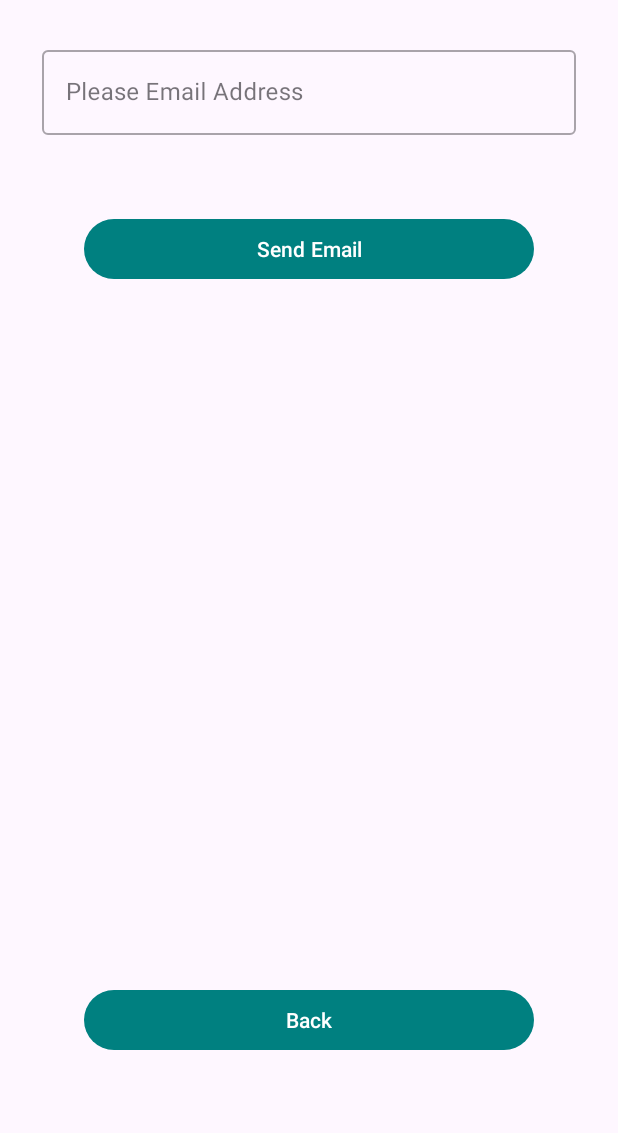
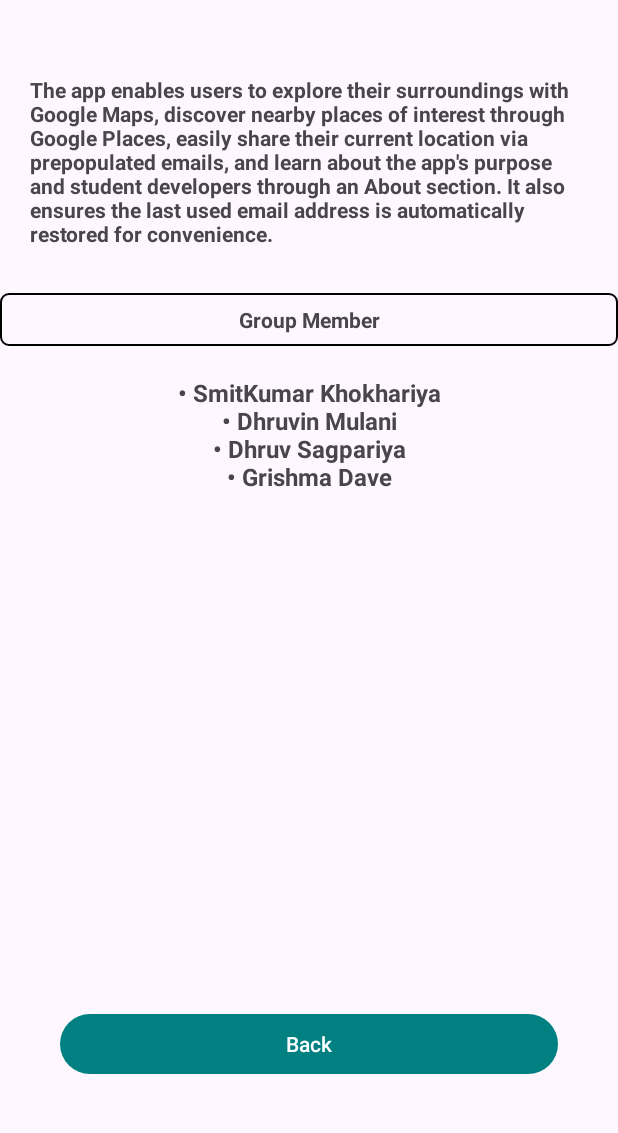
Before and after one commit to smit-sk/android_google_maps, an Android app: the screen it shows after launch (MainActivity), in the options menu, after a tap on "About", on a phone screen of 412 x 824 dp, the part 96-1229 px from its top. Run offline under Robolectric (Android 15) with nearby library versions, the phone set to English and light mode, and no system bars.

Commit message:
about us

```diff
--- /dev/null
+++ b/app/src/main/java/com/example/workingwithgooglemaps/AboutFragment.kt
@@ -0,0 +1,55 @@
+package com.example.workingwithgooglemaps
+
+import android.os.Bundle
+import android.text.Html
+import androidx.fragment.app.Fragment
+import android.view.LayoutInflater
+import android.view.View
+import android.view.ViewGroup
+import android.widget.Button
+import android.widget.EditText
+import android.widget.TextView
+import org.w3c.dom.Text
+
+// TODO: Rename parameter arguments, choose names that match
+// the fragment initialization parameters, e.g. ARG_ITEM_NUMBER
+private const val ARG_PARAM1 = "param1"
+private const val ARG_PARAM2 = "param2"
+
+
+class AboutFragment : Fragment() {
+
+    override fun onCreateView(
+        inflater: LayoutInflater,
+        container: ViewGroup?,
+        savedInstanceState: Bundle?
+    ): View? {
+        return inflater.inflate(R.layout.fragment_about, container, false)
+    }
+
+    override fun onViewCreated(view: View, savedInstanceState: Bundle?) {
+        super.onViewCreated(view, savedInstanceState)
+        val names = listOf(
+            "SmitKumar Khokhariya",
+            "Dhruvin Mulani",
+            "Dhruv Sagpariya",
+            "Grishma Dave"
+        )
+
+        val formattedList = buildString {
+            names.forEach {
+                append("&#8226; ") // Unicode for bullet point
+                append(it)
+                append("<br/>") // New line after each name
+            }
+        }
+
+        val nameListTextView: TextView =  view.findViewById<TextView>(R.id.nameListTextView)
+        nameListTextView.text = Html.fromHtml(formattedList, Html.FROM_HTML_MODE_LEGACY)
+
+        view.findViewById<Button>(R.id.backButton).setOnClickListener {
+            requireActivity().supportFragmentManager.popBackStack()
+
+        }
+    }
+}
--- a/app/src/main/java/com/example/workingwithgooglemaps/MainActivity.kt
+++ b/app/src/main/java/com/example/workingwithgooglemaps/MainActivity.kt
@@ -51,7 +51,7 @@ class MainActivity : AppCompatActivity()  {
                  true
             }
             R.id.menu_item4 -> {
-                //replaceFragment(AboutFragment())
+                replaceFragment(AboutFragment())
                  true
             }
             else ->  false
--- /dev/null
+++ b/app/src/main/res/layout/fragment_about.xml
@@ -0,0 +1,84 @@
+<?xml version="1.0" encoding="utf-8"?>
+<LinearLayout xmlns:android="http://schemas.android.com/apk/res/android"
+    xmlns:tools="http://schemas.android.com/tools"
+    android:layout_width="match_parent"
+    android:layout_height="match_parent"
+    tools:context=".AboutFragment"
+    android:orientation="vertical"
+   android:layout_marginTop="50dp"
+
+    >
+
+<LinearLayout
+    android:layout_width="wrap_content"
+    android:layout_height="wrap_content"
+    android:gravity="center"
+    android:layout_marginHorizontal="20dp"
+    android:orientation="vertical">
+
+    <TextView
+        android:layout_width="match_parent"
+        android:layout_height="wrap_content"
+        android:text="@string/app_desc"
+        android:textStyle="bold"
+        android:layout_gravity="center"
+        />
+</LinearLayout>
+
+    <LinearLayout
+        android:layout_width="match_parent"
+        android:layout_height="wrap_content"
+        android:gravity="center"
+        android:layout_marginTop="30dp"
+        android:layout_marginBottom="20dp"
+
+        android:background="@drawable/border_background"
+        android:orientation="vertical">
+
+    <TextView
+        android:layout_width="match_parent"
+        android:layout_height="wrap_content"
+        android:layout_margin="8dp"
+        android:text="Group Member"
+        android:textStyle="bold"
+        android:layout_gravity="center"
+        android:gravity="center"
+        />
+    </LinearLayout>
+
+
+    <TextView
+        android:id="@+id/nameListTextView"
+        android:layout_width="match_parent"
+        android:layout_height="wrap_content"
+        android:textSize="16sp"
+        android:textStyle="bold"
+        android:layout_gravity="center"
+        android:gravity="center"
+        />
+
+
+    <LinearLayout
+        android:layout_width="match_parent"
+        android:layout_height="match_parent"
+        android:orientation="vertical">
+
+
+
+        <View
+            android:layout_width="0dp"
+            android:layout_height="0dp"
+            android:layout_weight="1" />
+
+        <Button
+            android:id="@+id/backButton"
+            android:layout_width="match_parent"
+            android:layout_height="wrap_content"
+            android:text="Back"
+            android:layout_margin="40dp"
+            android:layout_gravity="center" />
+
+    </LinearLayout>
+
+
+</LinearLayout>
```
